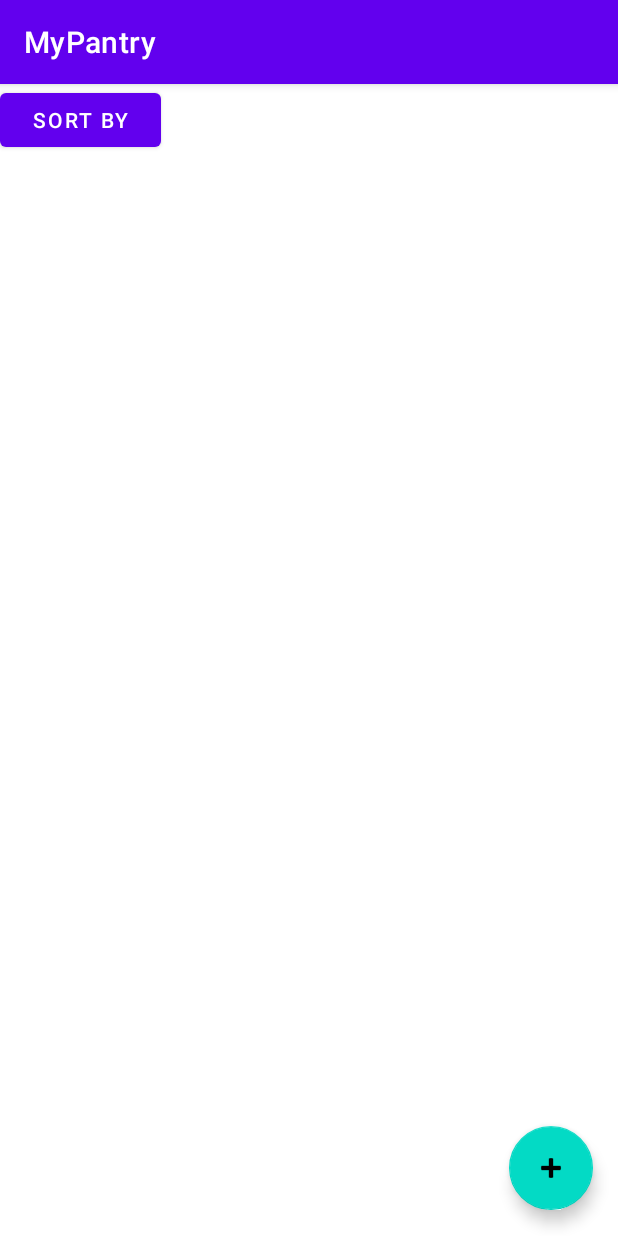
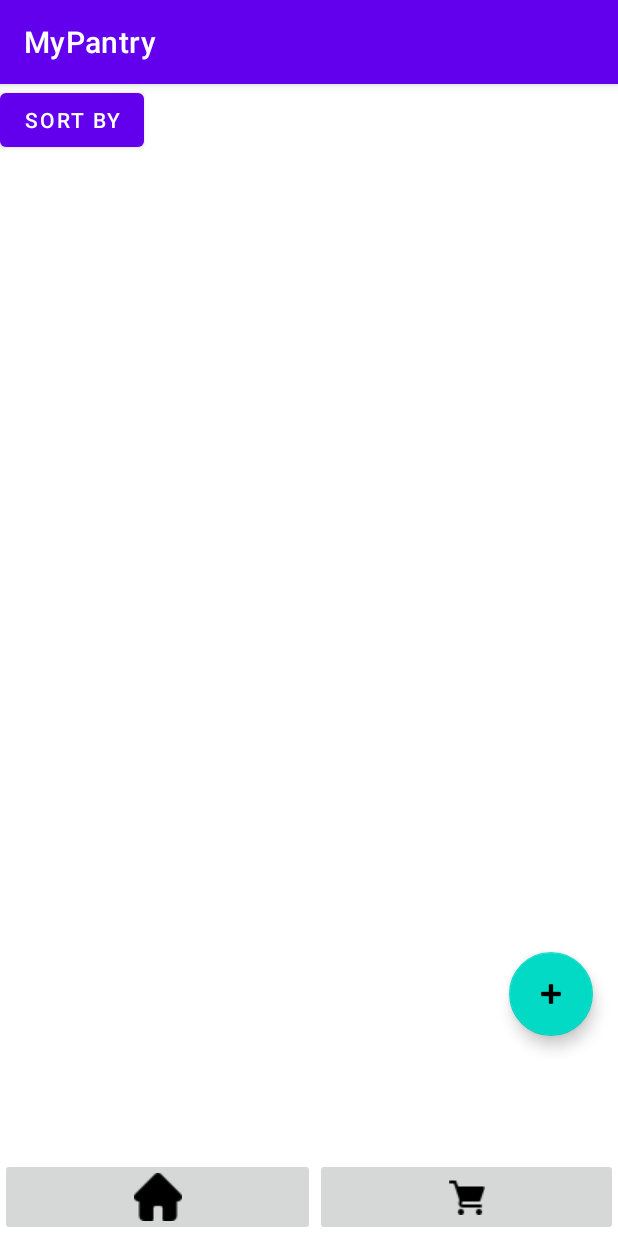
Before and after one commit to emilyathomas/MyPantry-Mobile-App, an Android app: the screen it shows after launch (MainActivity), on a phone screen of 412 x 824 dp. Run offline under Robolectric (Android 15) with nearby library versions, the phone set to English and light mode, and no system bars.

Commit message:
Activity Intent Buttons

```diff
--- a/app/src/main/AndroidManifest.xml
+++ b/app/src/main/AndroidManifest.xml
@@ -21,6 +21,10 @@
                 <category android:name="android.intent.category.LAUNCHER" />
             </intent-filter>
         </activity>
+        <activity
+            android:name=".GroceryActivity"
+            android:exported="true">
+        </activity>
     </application>
 
 </manifest>
--- a/app/src/main/java/com/example/mypantry/MainActivity.java
+++ b/app/src/main/java/com/example/mypantry/MainActivity.java
@@ -2,7 +2,11 @@ package com.example.mypantry;
 
 import androidx.appcompat.app.AppCompatActivity;
 
+import android.content.Intent;
 import android.os.Bundle;
+import android.view.View;
+import android.widget.Button;
+import android.widget.ImageButton;
 
 public class MainActivity extends AppCompatActivity {
 
@@ -10,5 +14,14 @@ public class MainActivity extends AppCompatActivity {
     protected void onCreate(Bundle savedInstanceState) {
         super.onCreate(savedInstanceState);
         setContentView(R.layout.mainactivity);
+
+        Intent intent = new Intent(MainActivity.this, GroceryActivity.class);
+
+        ImageButton groceryBtn = findViewById(R.id.groceryBtn);
+        groceryBtn.setOnClickListener(new View.OnClickListener() {
+            public void onClick(View view) {
+                startActivity(intent);
+            }
+        });
     }
 }
--- a/app/src/main/res/layout/mainactivity.xml
+++ b/app/src/main/res/layout/mainactivity.xml
@@ -1,53 +1,58 @@
 <?xml version="1.0" encoding="utf-8"?>
-<androidx.constraintlayout.widget.ConstraintLayout xmlns:android="http://schemas.android.com/apk/res/android"
+<androidx.coordinatorlayout.widget.CoordinatorLayout xmlns:android="http://schemas.android.com/apk/res/android"
     xmlns:app="http://schemas.android.com/apk/res-auto"
-    xmlns:tools="http://schemas.android.com/tools"
+    android:id="@+id/lyt_parent"
     android:layout_width="match_parent"
-    android:layout_height="match_parent"
-    tools:context=".MainActivity">
+    android:layout_height="match_parent">
 
     <Button
         android:id="@+id/sortBy"
-        android:layout_width="107dp"
+        android:layout_width="wrap_content"
         android:layout_height="wrap_content"
-        android:text="Sort By"
-        android:textColor="@color/white"
-        app:iconTint="@color/white"
-        app:layout_constraintStart_toStartOf="parent" />
+        android:text="@string/sort_btn" />
 
     <androidx.recyclerview.widget.RecyclerView
-        android:id="@+id/pantryList"
-        android:layout_width="415dp"
-        android:layout_height="683dp"
-        app:layout_constraintBottom_toBottomOf="parent"
-        app:layout_constraintEnd_toEndOf="parent"
-        app:layout_constraintHorizontal_bias="1.0"
-        app:layout_constraintStart_toStartOf="parent"
-        app:layout_constraintTop_toBottomOf="@+id/sortBy" />
+        android:id="@+id/recyclerView"
+        android:layout_width="match_parent"
+        android:layout_height="match_parent"
+        android:layout_marginTop="50dp"
+        android:scrollbars="vertical"
+        android:scrollingCache="true" />
 
     <com.google.android.material.floatingactionbutton.FloatingActionButton
         android:id="@+id/addItem"
         android:layout_width="wrap_content"
         android:layout_height="wrap_content"
-        android:layout_marginStart="330dp"
+        android:layout_gravity="bottom|end"
+        android:layout_marginRight="25px"
+        android:layout_marginBottom="200px"
         android:clickable="true"
-        app:layout_constraintBottom_toBottomOf="parent"
-        app:layout_constraintEnd_toEndOf="parent"
-        app:layout_constraintHorizontal_bias="0.36"
-        app:layout_constraintStart_toStartOf="parent"
-        app:layout_constraintTop_toTopOf="parent"
-        app:layout_constraintVertical_bias="0.976"
+        app:fabSize="normal"
         app:srcCompat="@android:drawable/ic_input_add" />
 
-    <FrameLayout
-        android:id="@+id/popUp"
+    <LinearLayout
         android:layout_width="match_parent"
-        android:layout_height="match_parent"
-        app:layout_constraintBottom_toBottomOf="parent"
-        app:layout_constraintEnd_toEndOf="parent"
-        app:layout_constraintStart_toStartOf="parent"
-        app:layout_constraintTop_toTopOf="parent">
+        android:layout_height="wrap_content"
+        android:layout_gravity="bottom"
+        android:gravity="bottom"
+        android:orientation="horizontal">
 
-    </FrameLayout>
+        <ImageButton
+            android:id="@+id/homeBtn"
+            android:layout_width="wrap_content"
+            android:layout_height="match_parent"
+            android:layout_weight="1"
+            android:src="@drawable/home"
+            app:cornerRadius="0px" />
 
-</androidx.constraintlayout.widget.ConstraintLayout>
+        <ImageButton
+            android:id="@+id/groceryBtn"
+            android:layout_width="wrap_content"
+            android:layout_height="match_parent"
+            android:layout_weight="1"
+            android:src="@drawable/grocery"
+            app:cornerRadius="0px" />
+
+    </LinearLayout>
+
+</androidx.coordinatorlayout.widget.CoordinatorLayout>
--- a/app/src/main/res/values/strings.xml
+++ b/app/src/main/res/values/strings.xml
@@ -1,4 +1,5 @@
 <resources>
+    <string name="sort_btn">Sort By</string>
     <string name="app_name">MyPantry</string>
     <string name="title_home">Home</string>
     <string name="title_grocery">Grocery List</string>
```
Also changed, not shown: app/src/main/java/com/example/mypantry/GroceryActivity.java (added, +26 -0 lines), app/src/main/res/layout/grocery_main.xml (+36 -29 lines), app/src/main/res/drawable-v24/grocery.png (added), app/src/main/res/drawable-v24/home.png (added).
